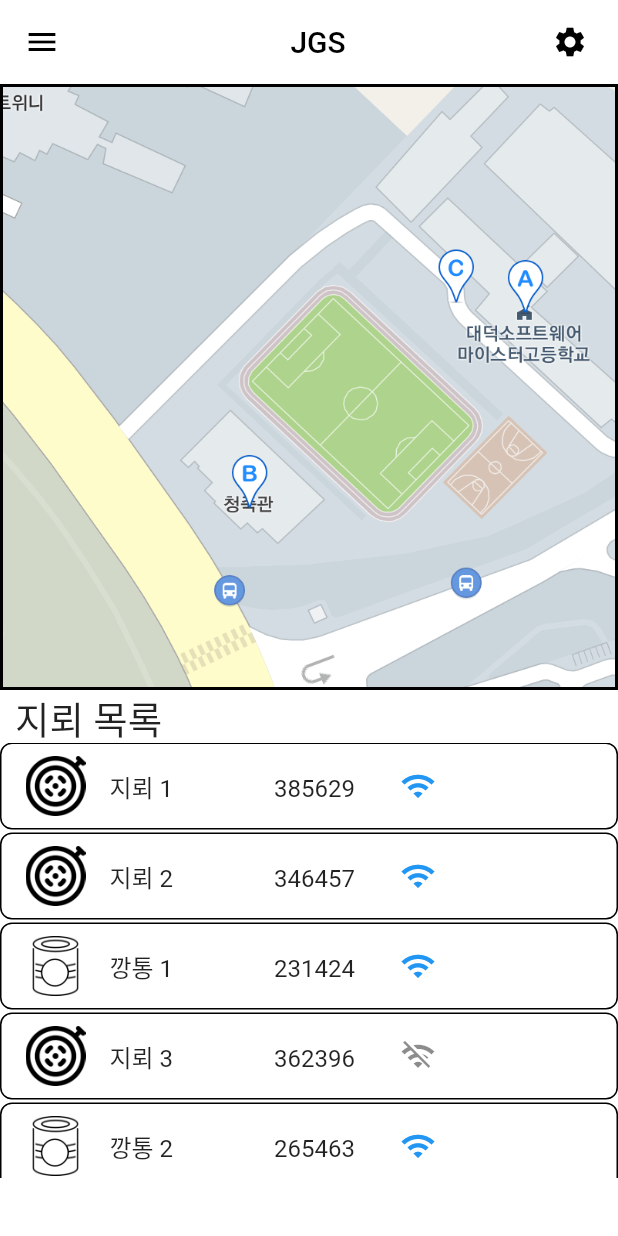
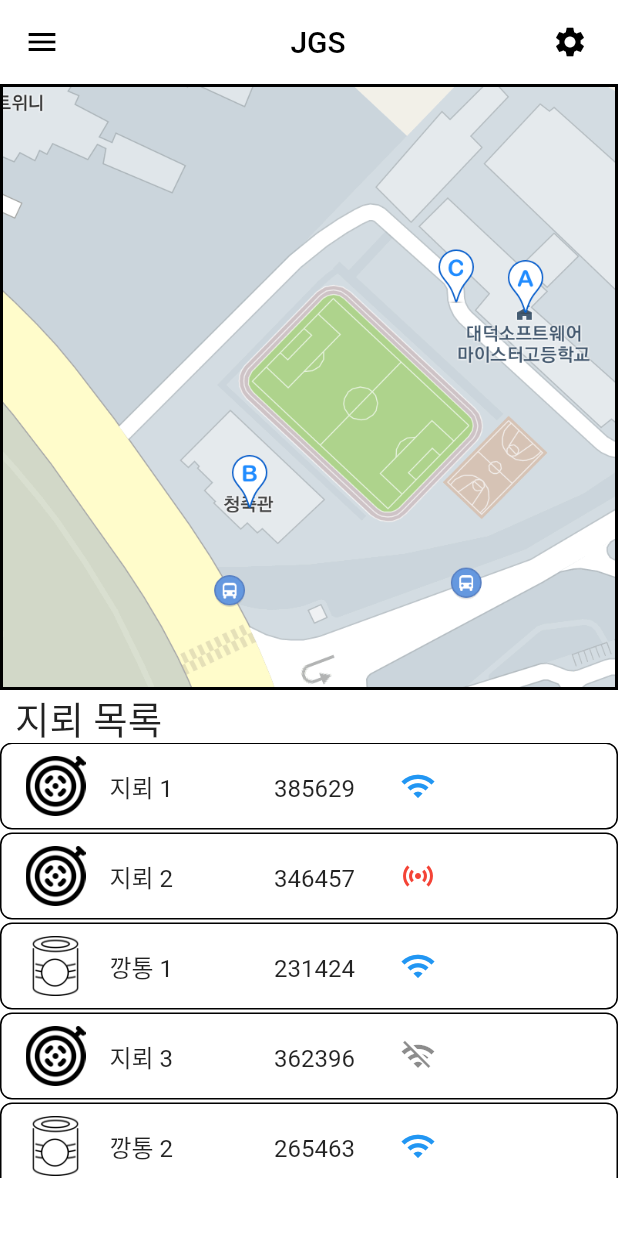
Before and after one commit to Yoochanhong/JGS, a Flutter app: the screen it shows after launch, on a phone screen of 412 x 824 dp. Run offline on Flutter 3.47's test engine with Material 2 defaults, Android fonts, the phone set to English and light mode, and no system bars; Roboto replaces fonts that are missing (NanumGothicCodeing).

Commit message:
감지 아이콘 추가

```diff
--- a/lib/main.dart
+++ b/lib/main.dart
@@ -103,7 +103,7 @@ class MyHomePage extends StatelessWidget {
                           style: TextStyle(fontFamily: "NanumGothicCodeing"),
                         ),
                         SizedBox(width: 30),
-                        Icon(Icons.wifi, color: Colors.blue),
+                        Icon(Icons.sensors, color: Colors.red),
                       ],
                     ),
                     leading: Image.asset("assets/images/mine.png", width: 40),
```
